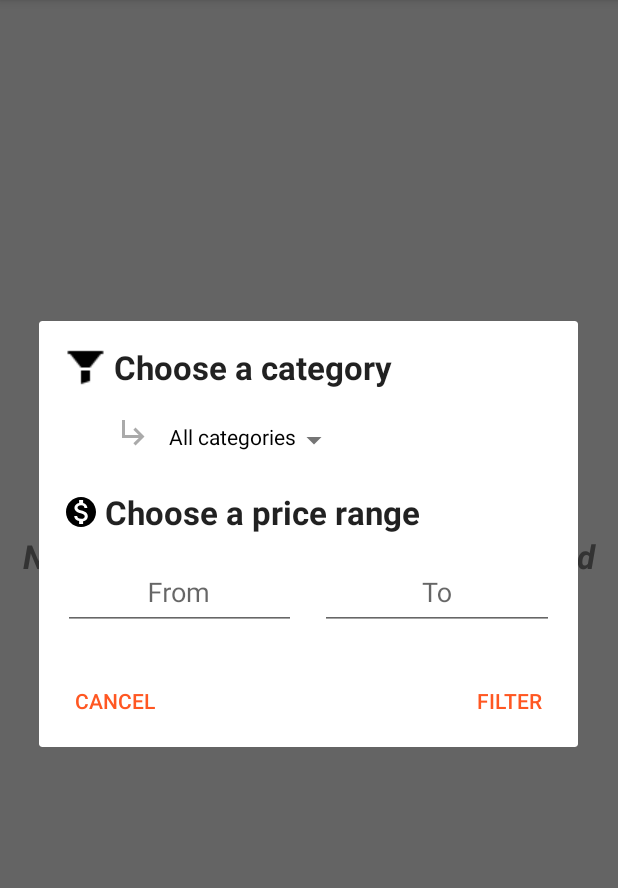
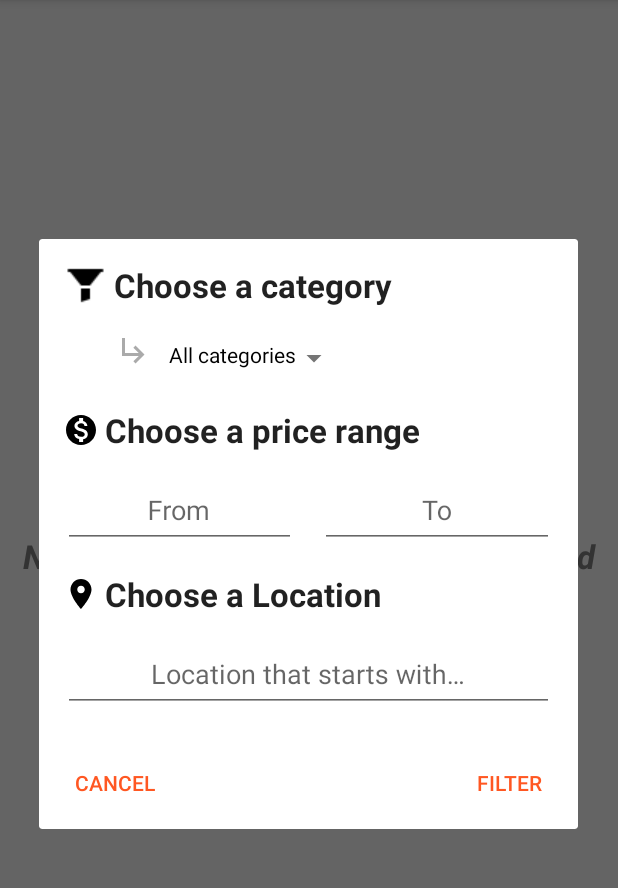
Before and after one commit to TommyBacco/2ndChance, an Android app: the fragment OnSaleListFragment shown on its own in the app's theme, after a tap on "Edit", on a phone screen of 412 x 824 dp, the part 84-972 px from its top. Run offline under Robolectric (Android 15) with nearby library versions, the phone set to English and light mode, and no system bars; our stand-ins replace Firebase (no records; nobody signed in at launch, a user with empty details on screens opened directly), Picasso, Volley; pictures from the network do not load; 1 statement that could not run was skipped.

Commit message:
Extended Item Search with also location

```diff
--- a/app/src/main/java/com/example/group15_lab2/DataClasses/FilterParams.kt
+++ b/app/src/main/java/com/example/group15_lab2/DataClasses/FilterParams.kt
@@ -3,5 +3,6 @@ package com.example.group15_lab2.DataClasses
 data class FilterParams (
     var category:String = "ALL",
     var from_price:Float? = null,
-    var to_price:Float? = null
+    var to_price:Float? = null,
+    var location:String = "NONE"
 )
--- a/app/src/main/java/com/example/group15_lab2/OnSaleList/AdvertisementsAdapter.kt
+++ b/app/src/main/java/com/example/group15_lab2/OnSaleList/AdvertisementsAdapter.kt
@@ -136,6 +136,7 @@ class AdvertisementsAdapter: RecyclerView.Adapter<AdvertisementsAdapter.ViewHold
                         item.price?.toLowerCase(Locale.ROOT)?.startsWith(filterPattern) == true -> filteredList.add(item)
                         item.status?.toLowerCase(Locale.ROOT)?.startsWith(filterPattern) == true -> filteredList.add(item)
                         item.expireDate?.toLowerCase(Locale.ROOT)?.startsWith(filterPattern) == true -> filteredList.add(item)
+                        item.location?.toLowerCase(Locale.ROOT)?.startsWith(filterPattern) == true -> filteredList.add(item)
                     }
                 }
             }
@@ -157,7 +158,7 @@ class AdvertisementsAdapter: RecyclerView.Adapter<AdvertisementsAdapter.ViewHold
        return myFilter
     }
 
-    fun filterByCategoryAndPrice(filterParams: FilterParams){
+    fun filterByCategoryPriceAndLocation(filterParams: FilterParams){
         val min = filterParams.from_price ?: 0F
         val max = filterParams.to_price ?: Float.MAX_VALUE
         val list = mutableListOf<Item>()
@@ -167,7 +168,10 @@ class AdvertisementsAdapter: RecyclerView.Adapter<AdvertisementsAdapter.ViewHold
                 if(item.price == null || item.price == "" || item.price == "-") 0F
                 else item.price!!.toFloat()
 
-            if( (filterParams.category == "ALL" || item.category == filterParams.category) && price >= min && price <= max )
+            if( (filterParams.category == "ALL" || item.category == filterParams.category)
+                && price >= min && price <= max
+                && (filterParams.location == "NONE"
+                        || item.location?.toLowerCase(Locale.ROOT)?.startsWith(filterParams.location) == true))
                 list.add(item)
         }
 
--- a/app/src/main/java/com/example/group15_lab2/OnSaleList/OnSaleListFragment.kt
+++ b/app/src/main/java/com/example/group15_lab2/OnSaleList/OnSaleListFragment.kt
@@ -1,14 +1,11 @@
 package com.example.group15_lab2.OnSaleList
 
 import android.app.AlertDialog
-import android.content.DialogInterface
 import android.os.Bundle
 import android.view.*
 import android.view.inputmethod.EditorInfo
 import android.widget.ArrayAdapter
-import android.widget.EditText
 import android.widget.Spinner
-import android.widget.Toast
 import androidx.core.os.bundleOf
 import androidx.fragment.app.Fragment
 import androidx.fragment.app.viewModels
@@ -18,6 +15,7 @@ import androidx.recyclerview.widget.GridLayoutManager
 import com.example.group15_lab2.MainActivity.MainActivity
 import com.example.group15_lab2.R
 import kotlinx.android.synthetic.main.fragment_on_sale_list.*
+import java.util.*
 
 class OnSaleListFragment : Fragment() {
 
@@ -60,7 +58,7 @@ class OnSaleListFragment : Fragment() {
         })
 
         myViewModel.getFilterParams().observe(viewLifecycleOwner, Observer {
-            myAdapter.filterByCategoryAndPrice(it)
+            myAdapter.filterByCategoryPriceAndLocation(it)
         })
 
     }
@@ -96,6 +94,8 @@ class OnSaleListFragment : Fragment() {
                         = view.findViewById(R.id.price_from)
                 val price_to:com.google.android.material.textfield.TextInputEditText
                         = view.findViewById(R.id.price_to)
+                val location:com.google.android.material.textfield.TextInputEditText
+                        = view.findViewById(R.id.location)
 
                 val category_spinner:Spinner = view.findViewById(R.id.spinner_filter_category)
                 val category_adapter = ArrayAdapter.createFromResource(
@@ -124,7 +124,12 @@ class OnSaleListFragment : Fragment() {
                             if(to == "") null
                             else to.toFloat()
 
-                        myViewModel.setFilterParams(category,int_from,int_to)
+                        val loc = location.text.toString()
+                        val loc_to_find =
+                            if(loc == "") "NONE"
+                            else loc.toLowerCase(Locale.ROOT)
+
+                        myViewModel.setFilterParams(category,int_from,int_to,loc_to_find)
                     }
                     .setNeutralButton("CANCEL"){ _, _ ->
                     }
--- a/app/src/main/java/com/example/group15_lab2/OnSaleList/OnSaleListVM.kt
+++ b/app/src/main/java/com/example/group15_lab2/OnSaleList/OnSaleListVM.kt
@@ -33,8 +33,13 @@ class OnSaleListVM: ViewModel() {
 
     fun getFilterParams():LiveData<FilterParams> = filterParams
 
-    fun setFilterParams(category:String,from:Float?,to:Float?){
-        val params = FilterParams(category,from,to)
+    fun setFilterParams(
+        category: String,
+        from: Float?,
+        to: Float?,
+        locToFind: String
+    ){
+        val params = FilterParams(category,from,to,locToFind)
         filterParams.value = params
     }
 
--- /dev/null
+++ b/app/src/main/res/drawable/ic_location_black.xml
@@ -0,0 +1,9 @@
+<vector xmlns:android="http://schemas.android.com/apk/res/android"
+        android:width="24dp"
+        android:height="24dp"
+        android:viewportWidth="24.0"
+        android:viewportHeight="24.0">
+    <path
+        android:fillColor="#FF000000"
+        android:pathData="M12,2C8.13,2 5,5.13 5,9c0,5.25 7,13 7,13s7,-7.75 7,-13c0,-3.87 -3.13,-7 -7,-7zM12,11.5c-1.38,0 -2.5,-1.12 -2.5,-2.5s1.12,-2.5 2.5,-2.5 2.5,1.12 2.5,2.5 -1.12,2.5 -2.5,2.5z"/>
+</vector>
--- a/app/src/main/res/layout/filter_layout.xml
+++ b/app/src/main/res/layout/filter_layout.xml
@@ -1,7 +1,8 @@
 <?xml version="1.0" encoding="utf-8"?>
 <androidx.core.widget.NestedScrollView xmlns:android="http://schemas.android.com/apk/res/android"
     android:layout_width="match_parent"
-    android:layout_height="match_parent">
+    android:layout_height="match_parent"
+    xmlns:app="http://schemas.android.com/apk/res-auto">
 
     <LinearLayout
         android:layout_width="match_parent"
@@ -58,7 +59,8 @@
         <LinearLayout
             android:layout_width="match_parent"
             android:layout_height="wrap_content"
-            android:orientation="horizontal">
+            android:orientation="horizontal"
+            android:layout_marginBottom="16dp">
 
             <com.google.android.material.textfield.TextInputLayout
                 android:layout_width="0dp"
@@ -104,6 +106,36 @@
         </LinearLayout>
 
 
+        <TextView
+            android:layout_width="wrap_content"
+            android:layout_height="wrap_content"
+            android:drawableStart="@drawable/ic_location_black"
+            android:drawablePadding="4dp"
+            android:text="@string/filter_location"
+            android:textAppearance="@style/TextAppearance.AppCompat.Large"
+            android:textStyle="bold"
+            android:layout_marginBottom="8dp"/>
+
+        <com.google.android.material.textfield.TextInputLayout
+            android:layout_width="match_parent"
+            android:layout_height="wrap_content"
+
+            android:focusable="true"
+            app:endIconMode="clear_text"
+            android:focusableInTouchMode="true">
+
+            <com.google.android.material.textfield.TextInputEditText
+                android:id="@+id/location"
+                android:layout_width="match_parent"
+                android:layout_height="wrap_content"
+                android:gravity="center_horizontal"
+                android:hint="@string/filter_location_hint"
+                android:imeOptions="actionDone|flagNoFullscreen"
+                android:inputType="textCapSentences"
+                android:textAppearance="@style/TextAppearance.AppCompat.Medium" />
+
+        </com.google.android.material.textfield.TextInputLayout>
+
     </LinearLayout>
 
 </androidx.core.widget.NestedScrollView>
--- a/app/src/main/res/values/strings.xml
+++ b/app/src/main/res/values/strings.xml
@@ -59,6 +59,8 @@
     <string name="price_to">To</string>
     <string name="filter_category">Choose a category</string>
     <string name="filter_price">Choose a price range</string>
+    <string name="filter_location">Choose a Location</string>
+    <string name="filter_location_hint">Location that starts with…</string>
 
     <string name="emptyMessage">No advertisements have been published yet!</string>
     <string name="emptyMyItemsMessage">You haven\'t posted any advertisements yet!</string>
```
Also changed, not shown: app/src/main/res/layout-land/fragment_item_details.xml (+12 -12 lines), app/src/main/res/layout/fragment_item_details.xml (+13 -13 lines).
